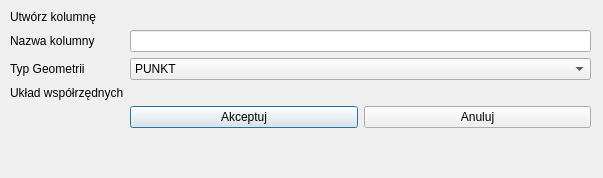
The window that addgeometrycolumn.ui (GIAPspzoo/GIAP_PolaMap_lite) describes before a commit, drawn with Qt 5.
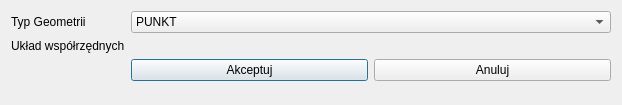
The same window after the commit. Custom widgets are drawn as their Qt base class.

```diff
--- a/addgeometrycolumn.ui
+++ b/addgeometrycolumn.ui
@@ -6,65 +6,60 @@
    <rect>
     <x>0</x>
     <y>0</y>
-    <width>603</width>
-    <height>178</height>
+    <width>622</width>
+    <height>105</height>
    </rect>
   </property>
   <property name="minimumSize">
    <size>
-    <width>603</width>
-    <height>178</height>
+    <width>0</width>
+    <height>0</height>
    </size>
   </property>
   <property name="maximumSize">
    <size>
-    <width>603</width>
-    <height>178</height>
+    <width>16777215</width>
+    <height>16777215</height>
    </size>
   </property>
   <property name="windowTitle">
    <string>Dodaj kolumnę geometryczną</string>
   </property>
-  <widget class="QWidget" name="verticalLayoutWidget">
-   <property name="geometry">
-    <rect>
-     <x>10</x>
-     <y>10</y>
-     <width>581</width>
-     <height>161</height>
-    </rect>
-   </property>
-   <layout class="QVBoxLayout" name="verticalLayout_6">
-    <item>
+  <layout class="QGridLayout" name="gridLayout">
+   <item row="0" column="0">
      <layout class="QFormLayout" name="formLayout_5">
-      <item row="1" column="0">
-       <widget class="QLabel" name="label_10">
-        <property name="text">
-         <string>Nazwa kolumny</string>
-        </property>
-       </widget>
-      </item>
-      <item row="2" column="0">
+     <item row="0" column="0">
        <widget class="QLabel" name="label_11">
         <property name="text">
          <string>Typ Geometrii</string>
         </property>
        </widget>
       </item>
-      <item row="3" column="0">
+     <item row="0" column="1">
+      <widget class="QComboBox" name="geom_type">
+       <item>
+        <property name="text">
+         <string>PUNKT</string>
+        </property>
+       </item>
+       <item>
+        <property name="text">
+         <string>POLIGON</string>
+        </property>
+       </item>
+      </widget>
+     </item>
+     <item row="1" column="0">
        <widget class="QLabel" name="label_12">
         <property name="text">
          <string>Układ współrzędnych</string>
         </property>
        </widget>
       </item>
-      <item row="3" column="1">
-       <widget class="QgsProjectionSelectionWidget" name="mQgsProjectionSelectionWidget"/>
-      </item>
       <item row="1" column="1">
-       <widget class="QLineEdit" name="lineEdit"/>
-      </item>
-      <item row="4" column="1">
+      <widget class="QgsProjectionSelectionWidget" name="mQgsProjectionSelectionWidget"/>
+     </item>
+     <item row="2" column="1">
        <layout class="QHBoxLayout" name="horizontalLayout">
         <item>
          <widget class="QPushButton" name="accept_btn">
@@ -82,36 +77,22 @@
         </item>
        </layout>
       </item>
-      <item row="0" column="0">
-       <widget class="QLabel" name="label_13">
-        <property name="text">
-         <string>Utwórz kolumnę</string>
-        </property>
-       </widget>
-      </item>
-      <item row="2" column="1">
-       <widget class="QComboBox" name="geom_type">
-        <item>
-         <property name="text">
-          <string>PUNKT</string>
-         </property>
-        </item>
-        <item>
-         <property name="text">
-          <string>LINIA</string>
-         </property>
-        </item>
-        <item>
-         <property name="text">
-          <string>POLIGON</string>
-         </property>
-        </item>
-       </widget>
-      </item>
-     </layout>
-    </item>
-   </layout>
-  </widget>
+    </layout>
+   </item>
+   <item row="1" column="0">
+    <spacer name="verticalSpacer">
+     <property name="orientation">
+      <enum>Qt::Vertical</enum>
+     </property>
+     <property name="sizeHint" stdset="0">
+      <size>
+       <width>20</width>
+       <height>40</height>
+      </size>
+     </property>
+    </spacer>
+   </item>
+  </layout>
  </widget>
  <customwidgets>
   <customwidget>
```
Lines whose indentation alone changed are shown as unchanged.
